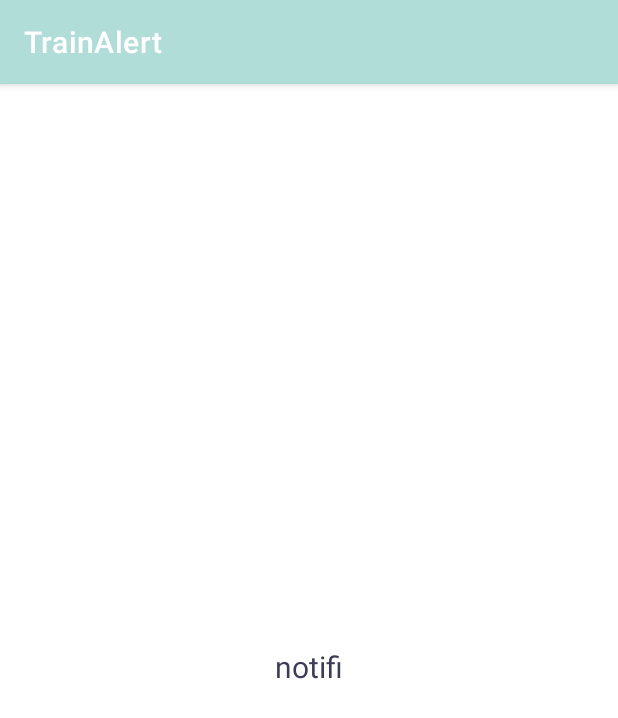
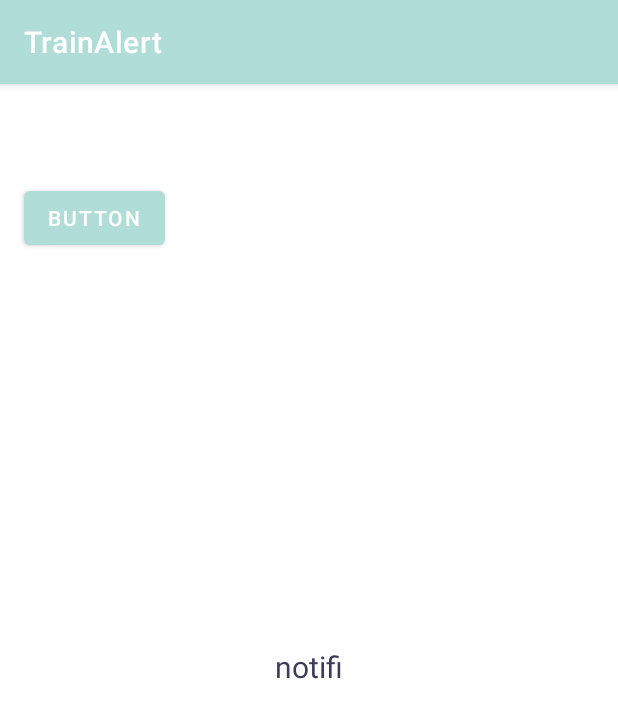
Before and after one commit to harutiro/TrainAlert, an Android app: the fragment SettingFragment shown on its own in the app's theme, on a phone screen of 412 x 824 dp. Shown: the top 718 px of the screen. Run offline under Robolectric (Android 15) with nearby library versions, the phone set to English and light mode, and no system bars.

```diff
--- a/app/src/main/java/app/makino/harutiro/trainalert/ui/setting/SettingFragment.kt
+++ b/app/src/main/java/app/makino/harutiro/trainalert/ui/setting/SettingFragment.kt
@@ -1,13 +1,20 @@
 package app.makino.harutiro.trainalert.ui.setting
 
+import android.content.Intent
 import android.os.Bundle
 import android.view.View
+import android.widget.Button
 import androidx.fragment.app.Fragment
+import app.makino.harutiro.trainalert.EditActivity
+import app.makino.harutiro.trainalert.MainActivity2
 import app.makino.harutiro.trainalert.R
 
 class SettingFragment : Fragment(R.layout.fragment_setting) {
 
     override fun onViewCreated(view: View, savedInstanceState: Bundle?) {
         super.onViewCreated(view, savedInstanceState)
+        view.findViewById<Button>(R.id.gotoButton).setOnClickListener{
+            startActivity(Intent(context, MainActivity2::class.java))
+        }
     }
 }
--- a/app/src/main/res/layout/fragment_setting.xml
+++ b/app/src/main/res/layout/fragment_setting.xml
@@ -20,4 +20,14 @@
         app:layout_constraintEnd_toEndOf="parent"
         app:layout_constraintStart_toStartOf="parent"
         app:layout_constraintTop_toTopOf="parent" />
+
+    <Button
+        android:id="@+id/gotoButton"
+        android:layout_width="wrap_content"
+        android:layout_height="wrap_content"
+        android:layout_marginStart="16dp"
+        android:layout_marginTop="65dp"
+        android:text="Button"
+        app:layout_constraintStart_toStartOf="parent"
+        app:layout_constraintTop_toTopOf="parent" />
 </androidx.constraintlayout.widget.ConstraintLayout>
```
Also changed, not shown: app/src/main/AndroidManifest.xml (+13 -10 lines), app/src/main/java/app/makino/harutiro/trainalert/MainActivity.kt (+11 -7 lines), app/src/main/java/app/makino/harutiro/trainalert/MainActivity2.kt (added, +22 -0 lines), app/src/main/java/app/makino/harutiro/trainalert/service/LocationService.kt (+73 -59 lines), app/src/main/res/layout/activity_main2.xml (added, +9 -0 lines).
